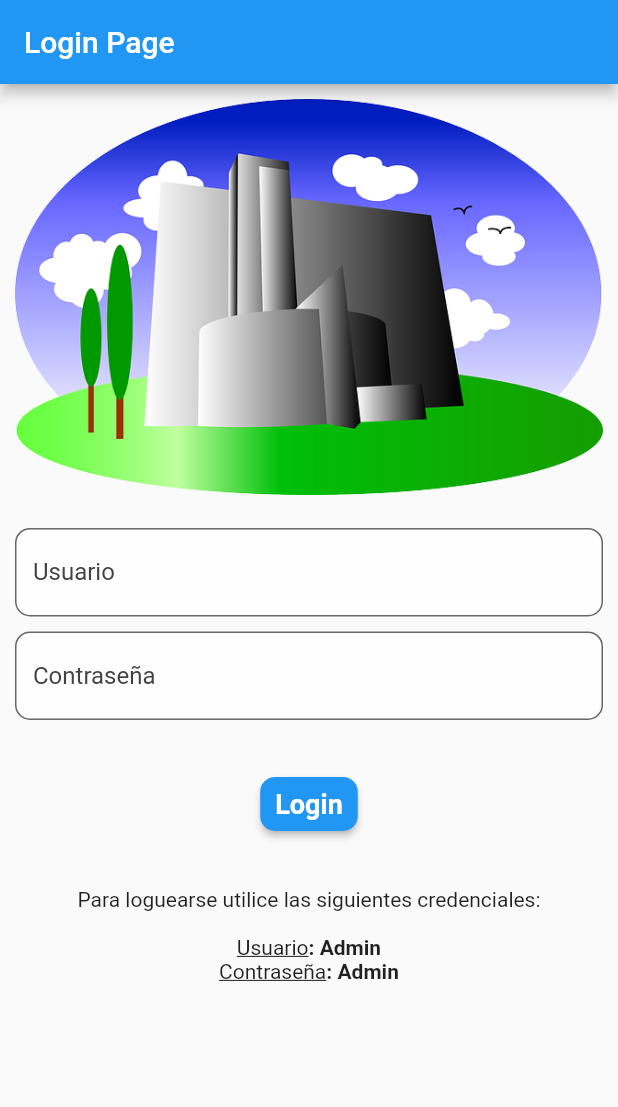
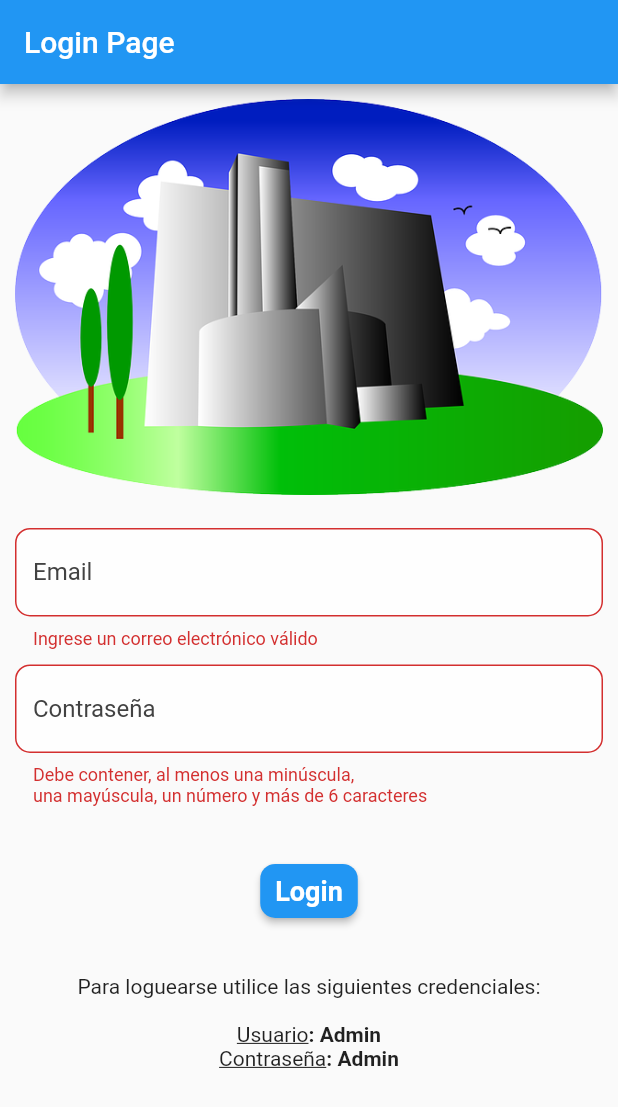
Before and after one commit to jorgesarabia/ejemplo_fabricas, a Flutter app: the screen it shows after launch, after a tap on "Login", on a phone screen of 412 x 824 dp. Shown: the top 1107 px of the screen. Run offline on Flutter 3.47's test engine with Material 2 defaults, Android fonts, the phone set to English and light mode, and no system bars; our stand-ins replace flutter_bloc, freezed_annotation, get_it, injectable.

Commit message:
Se crea la logica para validar el password y el email

```diff
--- a/lib/app/app_text_form.dart
+++ b/lib/app/app_text_form.dart
@@ -6,15 +6,18 @@ class AppTextForm extends StatelessWidget {
     this.hintText,
     this.validator,
     this.onChanged,
+    this.obscureText = false,
   }) : super(key: key);
 
   final String? hintText;
   final String? Function(String?)? validator;
   final void Function(String)? onChanged;
+  final bool obscureText;
 
   @override
   Widget build(BuildContext context) {
     return TextFormField(
+      obscureText: obscureText,
       decoration: InputDecoration(
         border: const OutlineInputBorder(
           borderRadius: BorderRadius.all(
--- a/lib/app/domain/email_address.dart
+++ b/lib/app/domain/email_address.dart
@@ -10,7 +10,7 @@ class EmailAddress extends Validator {
   @override
   String? get message {
     if (!isValid) {
-      return 'Ingrese un correo válido';
+      return 'Ingrese un correo electrónico válido';
     }
 
     return null;
--- a/lib/app/domain/password.dart
+++ b/lib/app/domain/password.dart
@@ -20,7 +20,7 @@ class Password extends Validator {
   @override
   String? get message {
     if (!isValid) {
-      return 'Debe contener, al menos una minúscula, una mayúscula, un número y más de 6 caracteres';
+      return 'Debe contener, al menos una minúscula, \nuna mayúscula, un número y más de 6 caracteres';
     }
 
     return null;
--- a/lib/auth/application/login/login_bloc.dart
+++ b/lib/auth/application/login/login_bloc.dart
@@ -1,6 +1,7 @@
 import 'package:ejemplo_fabricas/app/domain/email_address.dart';
 import 'package:ejemplo_fabricas/app/domain/password.dart';
 import 'package:ejemplo_fabricas/auth/domain/i_auth_facade.dart';
+import 'package:flutter/material.dart';
 import 'package:flutter_bloc/flutter_bloc.dart';
 import 'package:freezed_annotation/freezed_annotation.dart';
 import 'package:injectable/injectable.dart';
@@ -18,14 +19,24 @@ class LoginBloc extends Bloc<LoginEvent, LoginState> {
   @override
   Stream<LoginState> mapEventToState(LoginEvent event) async* {
     yield* event.map(
-      logInBtnPressed: (e) async* {
-        yield state;
-      },
       emailChanged: (e) async* {
-        yield state;
+        yield state.copyWith(
+          emailAddress: EmailAddress(e.email),
+        );
       },
       passwordChanged: (e) async* {
-        yield state;
+        yield state.copyWith(
+          password: Password(e.password),
+        );
+      },
+      logInBtnPressed: (e) async* {
+        yield state.copyWith(
+          autovalidateMode: AutovalidateMode.always,
+        );
+
+        if (state.password.isValid && state.emailAddress.isValid) {
+          // Try to log in
+        }
       },
     );
   }
--- a/lib/auth/application/login/login_state.dart
+++ b/lib/auth/application/login/login_state.dart
@@ -6,12 +6,14 @@ class LoginState with _$LoginState {
     required EmailAddress emailAddress,
     required Password password,
     required bool isSubmitting,
+    required AutovalidateMode autovalidateMode,
   }) = _LoginUserState;
 
   factory LoginState.initial() {
     return LoginState(
       emailAddress: EmailAddress(''),
       password: Password(''),
+      autovalidateMode: AutovalidateMode.disabled,
       isSubmitting: false,
     );
   }
--- a/lib/auth/presentation/login_page.dart
+++ b/lib/auth/presentation/login_page.dart
@@ -1,14 +1,19 @@
 import 'package:ejemplo_fabricas/app/app_button.dart';
+import 'package:ejemplo_fabricas/app/injectable/injection.dart';
+import 'package:ejemplo_fabricas/auth/application/login/login_bloc.dart';
 import 'package:ejemplo_fabricas/auth/presentation/widgets/fake_user.dart';
 import 'package:ejemplo_fabricas/auth/presentation/widgets/login_form.dart';
 import 'package:flutter/material.dart';
+import 'package:flutter_bloc/flutter_bloc.dart';
 
 class LoginPage extends StatelessWidget {
   const LoginPage({Key? key}) : super(key: key);
 
   @override
   Widget build(BuildContext context) {
-    return Scaffold(
+    return BlocProvider(
+      create: (_) => getIt<LoginBloc>(),
+      child: Scaffold(
         appBar: AppBar(title: const Text('Login Page')),
         body: SingleChildScrollView(
           child: Padding(
@@ -19,16 +24,21 @@ class LoginPage extends StatelessWidget {
                 const SizedBox(height: 22.0),
                 LoginForm(),
                 const SizedBox(height: 32.0),
-              AppButton(
+                BlocBuilder<LoginBloc, LoginState>(builder: (context, state) {
+                  return AppButton(
                     label: 'Login',
-                onPressed: () {},
-              ),
+                    onPressed: () {
+                      context.read<LoginBloc>().add(const LoginEvent.logInBtnPressed());
+                    },
+                  );
+                }),
                 const SizedBox(height: 32.0),
                 const FakeUser(),
               ],
             ),
           ),
         ),
+      ),
     );
   }
 }
--- a/lib/auth/presentation/widgets/login_form.dart
+++ b/lib/auth/presentation/widgets/login_form.dart
@@ -1,38 +1,41 @@
 import 'package:ejemplo_fabricas/app/app_text_form.dart';
+import 'package:ejemplo_fabricas/auth/application/login/login_bloc.dart';
 import 'package:flutter/material.dart';
+import 'package:flutter_bloc/flutter_bloc.dart';
 
 class LoginForm extends StatelessWidget {
-  LoginForm({Key? key}) : super(key: key);
-
-  final _formKey = GlobalKey<FormState>();
-
   @override
   Widget build(BuildContext context) {
+    return BlocBuilder<LoginBloc, LoginState>(
+      builder: (context, state) {
         return Form(
-      key: _formKey,
+          autovalidateMode: state.autovalidateMode,
           child: Column(
             children: [
               AppTextForm(
-            hintText: 'Usuario',
-            validator: (value) {
-              if (value == null || value.isEmpty) {
-                return 'Add some text';
-              }
-              return null;
+                hintText: 'Email',
+                onChanged: (input) {
+                  context.read<LoginBloc>().add(
+                        LoginEvent.emailChanged(input),
+                      );
                 },
+                validator: (_) => context.read<LoginBloc>().state.emailAddress.message,
               ),
               const SizedBox(height: 10.0),
               AppTextForm(
                 hintText: 'Contraseña',
-            validator: (value) {
-              if (value == null || value.isEmpty) {
-                return 'Add some text';
-              }
-              return null;
+                obscureText: true,
+                onChanged: (input) {
+                  context.read<LoginBloc>().add(
+                        LoginEvent.passwordChanged(input),
+                      );
                 },
+                validator: (_) => context.read<LoginBloc>().state.password.message,
               ),
             ],
           ),
         );
+      },
+    );
   }
 }
```
Also changed, not shown: lib/auth/application/login/login_bloc.freezed.dart. Lines whose indentation alone changed are shown as unchanged.
